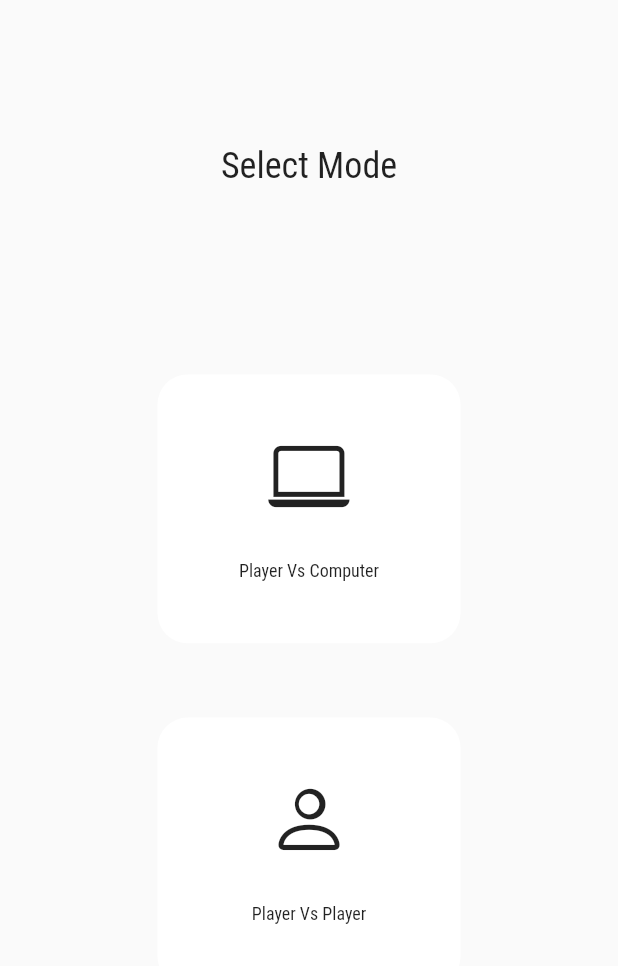
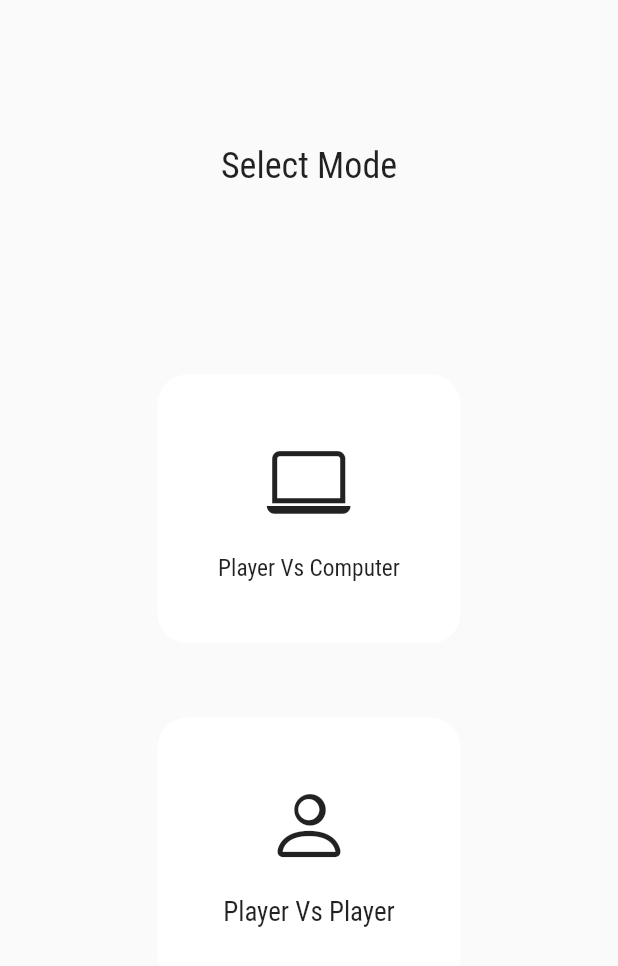
Before and after one commit to NabilMQ/Tic_Tac_Toe, a Flutter app: the SelectMode screen opened directly, on a phone screen of 412 x 824 dp. Shown: the top 966 px of the screen. Run offline on Flutter 3.47's test engine with Material 2 defaults, Android fonts, the phone set to English and light mode, and no system bars; drawn by our look-alikes of flutter_layout_grid; Roboto replaces fonts that are missing (Roboto Condensed).

Commit message:
fixing button bug in select mode page

```diff
--- a/lib/playPage/selectModePage/button.dart
+++ b/lib/playPage/selectModePage/button.dart
@@ -3,10 +3,14 @@ import 'package:flutter/material.dart';
 class Button extends StatefulWidget {
   const Button({
     Key? key,
+    required this.text,
+    required this.icon,
     this.route,
     this.isPop = false,
   }) : super(key: key);
 
+  final String text;
+  final IconData icon;
   final Function? route;
   final bool isPop;
 
@@ -18,6 +22,7 @@ class _ButtonState extends State<Button> with TickerProviderStateMixin {
 
   late AnimationController _controllerColor;
   late Animation <int> _colorAnimation;
+  bool clicked = false;
 
   @override
   void initState() {
@@ -50,6 +55,8 @@ class _ButtonState extends State<Button> with TickerProviderStateMixin {
   Widget build(BuildContext context) {
     return GestureDetector(
       onTapDown: (_) {
+        if (!clicked) {
+          clicked = true;
           _controllerColor.forward();
           Future.delayed(const Duration(milliseconds: 250), () {
             _controllerColor.reverse();
@@ -58,12 +65,14 @@ class _ButtonState extends State<Button> with TickerProviderStateMixin {
           Future.delayed(const Duration(milliseconds: 250), () {
             if (widget.route != null) {
               widget.route!.call();
+              clicked = false;
             }
 
             if (widget.isPop) {
               Navigator.of(context).pop();
             }
           });
+        }
       },
       child: Stack(
         children: [
@@ -87,6 +96,71 @@ class _ButtonState extends State<Button> with TickerProviderStateMixin {
               );
             },
           ),
+
+          Column(
+            children: [
+
+              const Expanded(
+                flex: 4,
+                child: SizedBox.expand(),
+              ),
+
+              Expanded(
+                flex: 5,
+                child: SizedBox.expand(
+                  child: FittedBox(
+                    fit: BoxFit.contain,
+                    child: Center(
+                      child: Icon(
+                        widget.icon,
+                      ),
+                    ),
+                  ),
+                ),
+              ),
+
+              Expanded(
+                flex: 5,
+                child: SizedBox.expand(
+                  child: Row(
+                    children: [
+                      const Expanded(
+                        flex: 1,
+                        child: SizedBox.expand(),
+                      ),
+                      Expanded(
+                        flex: 3,
+                        child: FittedBox(
+                          fit: BoxFit.scaleDown,
+                          child: Center(
+                            child: Text(
+                              widget.text,
+                              style: const TextStyle(
+                                fontFamily: "Roboto Condensed",
+                                fontWeight: FontWeight.normal,
+                                fontSize: 18,
+                                letterSpacing: 0,
+                              ),
+                            ),
+                          ),
+                        ),
+                      ),
+                      const Expanded(
+                        flex: 1,
+                        child: SizedBox.expand(),
+                      ),
+                    ]
+                  ),
+                ),
+              ),
+
+              const Expanded(
+                flex: 2,
+                child: SizedBox.expand(),
+              ),
+
+            ],
+          ),
         ]
       ),
     );
--- a/lib/playPage/selectModePage/select_mode_page.dart
+++ b/lib/playPage/selectModePage/select_mode_page.dart
@@ -50,6 +50,7 @@ class _SelectModeState extends State<SelectMode> {
           columnGap: 8,
           rowGap: 8,
           children: [
+
             const GridPlacement(
               columnStart: 1,
               columnSpan: 6,
@@ -66,49 +67,11 @@ class _SelectModeState extends State<SelectMode> {
               rowStart: 12,
               rowSpan: 9,
               child: Button(
+                text: "Player Vs Computer",
+                icon: CustomIcons.laptop,
                 route: () {
                   Navigator.of(context).push(toPlayingPage());
                 },
-              ),
-            ),
-
-            const GridPlacement(
-              columnStart: 3,
-              columnSpan: 2,
-              rowStart: 14,
-              rowSpan: 3,
-              child: SizedBox.expand(
-                child: FittedBox(
-                  fit: BoxFit.contain,
-                  child: Center(
-                    child: Icon(
-                      CustomIcons.laptop,
-                    ),
-                  ),
-                ),
-              ),
-            ),
-
-            const GridPlacement(
-              columnStart: 2,
-              columnSpan: 4,
-              rowStart: 17,
-              rowSpan: 3,
-              child: SizedBox.expand(
-                child: FittedBox(
-                  fit: BoxFit.scaleDown,
-                  child: Center(
-                    child: Text(
-                      "Player Vs Computer",
-                        style: TextStyle(
-                        fontFamily: "Roboto Condensed",
-                        fontWeight: FontWeight.normal,
-                        fontSize: 12,
-                        letterSpacing: 0,
-                      ),
-                    )
-                  ),
-                ),
               ),
             ),
 
@@ -118,51 +81,14 @@ class _SelectModeState extends State<SelectMode> {
               rowStart: 23,
               rowSpan: 9,
               child: Button(
+                text: "Player Vs Player",
+                icon: CustomIcons.person,
                 route: () {
                   Navigator.of(context).push(toPlayingPage());
                 },
               ),
             ),
 
-            const GridPlacement(
-              columnStart: 3,
-              columnSpan: 2,
-              rowStart: 25,
-              rowSpan: 3,
-              child: SizedBox.expand(
-                child: FittedBox(
-                  fit: BoxFit.contain,
-                  child: Center(
-                    child: Icon(
-                      CustomIcons.person,
-                    ),
-                  ),
-                ),
-              ),
-            ),
-
-            const GridPlacement(
-              columnStart: 2,
-              columnSpan: 4,
-              rowStart: 28,
-              rowSpan: 3,
-              child: SizedBox.expand(
-                child: FittedBox(
-                  fit: BoxFit.scaleDown,
-                  child: Center(
-                    child: Text(
-                      "Player Vs Player",
-                      style: TextStyle(
-                        fontFamily: "Roboto Condensed",
-                        fontWeight: FontWeight.normal,
-                        fontSize: 12,
-                        letterSpacing: 0,
-                      ),
-                    )
-                  ),
-                ),
-              ),
-            ),
           ],
         ),
       ),
```
Lines whose indentation alone changed are shown as unchanged.
